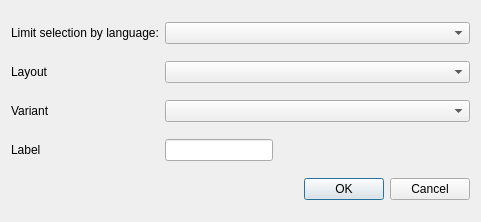
mgottschlag/kwin-tiling, file kcontrol/keyboard/kcm_add_layout_dialog.ui: the form before one commit.
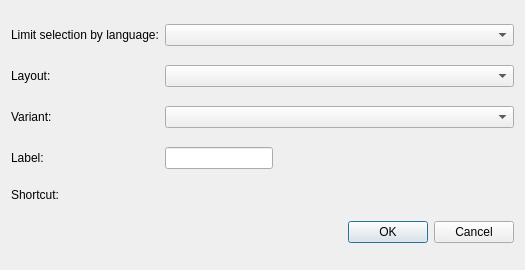
The form after the commit. Custom widgets are drawn as their Qt base class.

Commit message: Allow (global) shortcuts per keyboard layout BUG: 224489 FIXED-IN: 4.7

Diff of the .ui file:
```diff
--- a/kcontrol/keyboard/kcm_add_layout_dialog.ui
+++ b/kcontrol/keyboard/kcm_add_layout_dialog.ui
@@ -6,8 +6,8 @@
    <rect>
     <x>0</x>
     <y>0</y>
-    <width>481</width>
-    <height>222</height>
+    <width>525</width>
+    <height>270</height>
    </rect>
   </property>
   <property name="windowTitle">
@@ -34,7 +34,7 @@
    <item row="1" column="0">
     <widget class="QLabel" name="label_2">
      <property name="text">
-      <string>Layout</string>
+      <string>Layout:</string>
      </property>
     </widget>
    </item>
@@ -44,7 +44,7 @@
    <item row="2" column="0">
     <widget class="QLabel" name="label_3">
      <property name="text">
-      <string>Variant</string>
+      <string>Variant:</string>
      </property>
     </widget>
    </item>
@@ -54,7 +54,7 @@
    <item row="3" column="0">
     <widget class="QLabel" name="labelLabel">
      <property name="text">
-      <string>Label</string>
+      <string>Label:</string>
      </property>
     </widget>
    </item>
@@ -68,7 +68,24 @@
      </property>
     </widget>
    </item>
+   <item row="4" column="0">
+    <widget class="QLabel" name="labelLabel_2">
+     <property name="text">
+      <string>Shortcut:</string>
+     </property>
+    </widget>
+   </item>
    <item row="4" column="1">
+    <widget class="KKeySequenceWidget" name="kkeysequencewidget">
+     <property name="sizePolicy">
+      <sizepolicy hsizetype="Preferred" vsizetype="Fixed">
+       <horstretch>0</horstretch>
+       <verstretch>0</verstretch>
+      </sizepolicy>
+     </property>
+    </widget>
+   </item>
+   <item row="5" column="1">
     <widget class="QDialogButtonBox" name="buttonBox">
      <property name="orientation">
       <enum>Qt::Horizontal</enum>
@@ -80,6 +97,13 @@
    </item>
   </layout>
  </widget>
+ <customwidgets>
+  <customwidget>
+   <class>KKeySequenceWidget</class>
+   <extends>QWidget</extends>
+   <header>kkeysequencewidget.h</header>
+  </customwidget>
+ </customwidgets>
  <resources/>
  <connections>
   <connection>
```
The commit also changes 17 other files.
